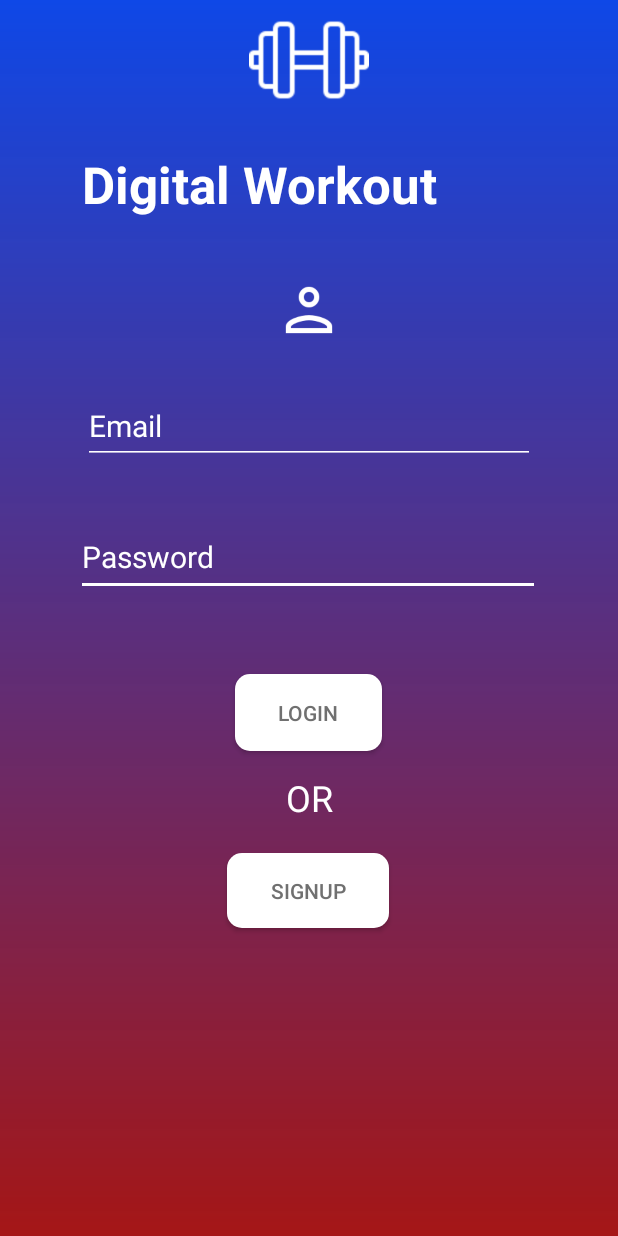
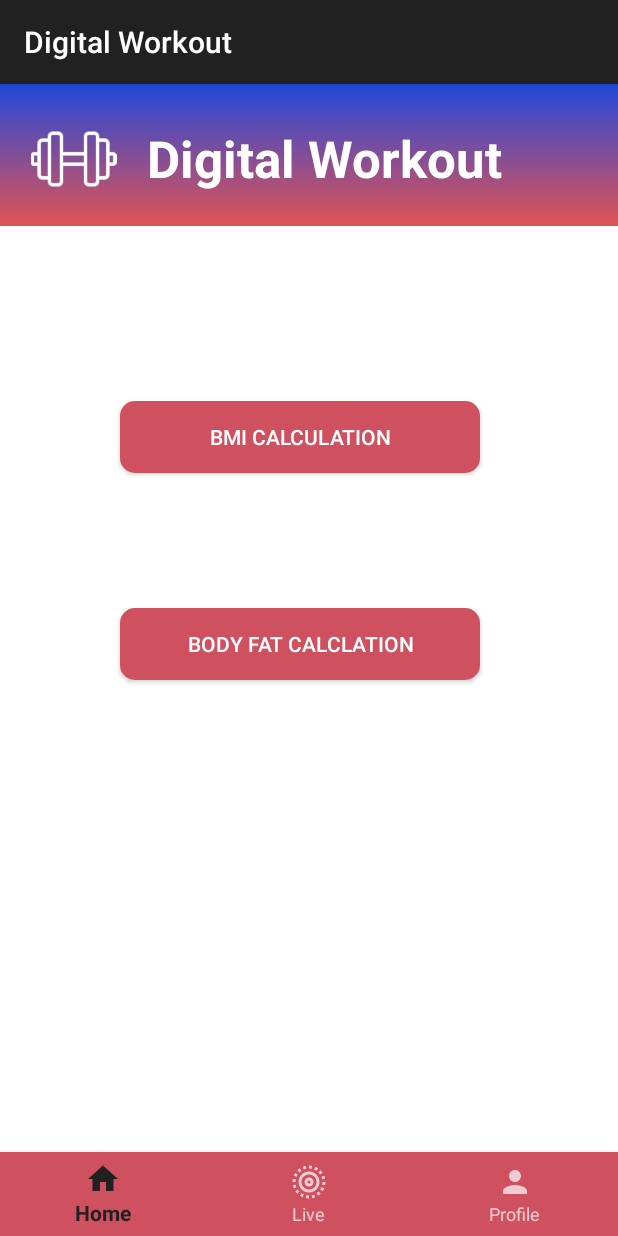
Before and after one commit to AsjadIftikhar/workout, an Android app: the screen it shows after launch (HomeActivity before the commit, botton_nav after it), on a phone screen of 412 x 824 dp. Run offline under Robolectric (Android 15) with nearby library versions, the phone set to English and light mode, and no system bars.

Commit message:
fragment added

```diff
--- a/app/src/main/AndroidManifest.xml
+++ b/app/src/main/AndroidManifest.xml
@@ -79,6 +79,12 @@
             android:name=".preference.SettingsActivity"
             android:exported="false"/>
 
+        <activity
+            android:name=".botton_nav"
+            android:exported="false"/>
+
+
+
     </application>
     <queries>
         <intent>
--- /dev/null
+++ b/app/src/main/java/com/google/mlkit/vision/demo/HomeFragment.java
@@ -0,0 +1,49 @@
+package com.google.mlkit.vision.demo;
+
+import android.content.Intent;
+import android.os.Bundle;
+
+import androidx.fragment.app.Fragment;
+
+import android.view.LayoutInflater;
+import android.view.View;
+import android.view.ViewGroup;
+import android.widget.Button;
+
+import com.google.mlkit.vision.demo.java.BMI_calculation;
+import com.google.mlkit.vision.demo.java.bodyfat_calculation;
+
+public class HomeFragment extends Fragment {
+
+    Button bmi_activity_button;
+    Button bf_activity_button;
+    public HomeFragment() {
+        // Required empty public constructor
+    }
+
+
+    @Override
+    public View onCreateView(LayoutInflater inflater, ViewGroup container,
+                             Bundle savedInstanceState) {
+        // Inflate the layout for this fragment
+        View view=inflater.inflate(R.layout.fragment_home, container, false);
+        bmi_activity_button=view.findViewById(R.id.btn_bmi_activity);
+        bf_activity_button=view.findViewById(R.id.btn_bf_activity);
+        bmi_activity_button.setOnClickListener(new View.OnClickListener() {
+            @Override
+            public void onClick(View view) {
+                Intent intent=new Intent(getActivity(), BMI_calculation.class);
+                startActivity(intent);
+            }
+        });
+
+        bf_activity_button.setOnClickListener(new View.OnClickListener() {
+            @Override
+            public void onClick(View view) {
+                Intent intent=new Intent(getActivity(), bodyfat_calculation.class);
+                startActivity(intent);
+            }
+        });
+        return  view;
+    }
+}
--- /dev/null
+++ b/app/src/main/java/com/google/mlkit/vision/demo/botton_nav.java
@@ -0,0 +1,44 @@
+package com.google.mlkit.vision.demo;
+
+import androidx.annotation.NonNull;
+import androidx.appcompat.app.AppCompatActivity;
+import androidx.fragment.app.Fragment;
+
+import android.os.Bundle;
+import android.view.MenuItem;
+
+import com.google.android.material.bottomnavigation.BottomNavigationView;
+
+public class botton_nav extends AppCompatActivity {
+    BottomNavigationView bnv;
+    @Override
+    protected void onCreate(Bundle savedInstanceState) {
+        super.onCreate(savedInstanceState);
+        setContentView(R.layout.activity_botton_nav);
+        getSupportFragmentManager().beginTransaction().replace(R.id.FrameContainer,new HomeFragment()).commit();
+
+        bnv=findViewById(R.id.bottomNavigation);
+        bnv.setOnNavigationItemSelectedListener(new BottomNavigationView.OnNavigationItemSelectedListener() {
+            @Override
+            public boolean onNavigationItemSelected(@NonNull MenuItem item) {
+
+                Fragment temp=null;
+
+                switch(item.getItemId()) {
+                    case R.id.menu_home:
+                        temp = new HomeFragment();
+                        break;
+                    case R.id.menu_live:
+                        temp = new LiveFragment();
+                        break;
+                    case R.id.menu_profile:
+                        temp = new ProfileFragment();
+                        break;
+                }
+                getSupportFragmentManager().beginTransaction().replace(R.id.FrameContainer,temp).commit();
+
+                return true;
+            }
+        });
+    }
+}
--- a/app/src/main/java/com/google/mlkit/vision/demo/java/MainActivity.java
+++ b/app/src/main/java/com/google/mlkit/vision/demo/java/MainActivity.java
@@ -7,6 +7,7 @@ import android.os.Bundle;
 import android.os.Handler;
 
 import com.google.mlkit.vision.demo.R;
+import com.google.mlkit.vision.demo.botton_nav;
 
 public class MainActivity extends AppCompatActivity {
 
@@ -19,7 +20,7 @@ public class MainActivity extends AppCompatActivity {
         handler.postDelayed(new Runnable() {
             @Override
             public void run() {
-                Intent intent_act =new Intent(MainActivity.this,HomeActivity.class);
+                Intent intent_act =new Intent(MainActivity.this, botton_nav.class);
                 startActivity(intent_act);
                 finish();
             }
--- /dev/null
+++ b/app/src/main/res/drawable/ic_baseline_home_24.xml
@@ -0,0 +1,5 @@
+<vector android:height="24dp" android:tint="#FFFFFF"
+    android:viewportHeight="24" android:viewportWidth="24"
+    android:width="24dp" xmlns:android="http://schemas.android.com/apk/res/android">
+    <path android:fillColor="@android:color/white" android:pathData="M10,20v-6h4v6h5v-8h3L12,3 2,12h3v8z"/>
+</vector>
--- /dev/null
+++ b/app/src/main/res/drawable/ic_baseline_person_24.xml
@@ -0,0 +1,5 @@
+<vector android:height="24dp" android:tint="#FFFFFF"
+    android:viewportHeight="24" android:viewportWidth="24"
+    android:width="24dp" xmlns:android="http://schemas.android.com/apk/res/android">
+    <path android:fillColor="@android:color/white" android:pathData="M12,12c2.21,0 4,-1.79 4,-4s-1.79,-4 -4,-4 -4,1.79 -4,4 1.79,4 4,4zM12,14c-2.67,0 -8,1.34 -8,4v2h16v-2c0,-2.66 -5.33,-4 -8,-4z"/>
+</vector>
--- /dev/null
+++ b/app/src/main/res/layout/activity_botton_nav.xml
@@ -0,0 +1,24 @@
+<?xml version="1.0" encoding="utf-8"?>
+<RelativeLayout xmlns:android="http://schemas.android.com/apk/res/android"
+    xmlns:app="http://schemas.android.com/apk/res-auto"
+    xmlns:tools="http://schemas.android.com/tools"
+    android:layout_width="match_parent"
+    android:layout_height="match_parent"
+    tools:context=".botton_nav"
+    android:background="@color/white">
+
+    <FrameLayout
+        android:layout_width="match_parent"
+        android:layout_height="match_parent"
+        android:id="@+id/FrameContainer"
+        android:background="@color/white"
+        android:layout_above="@+id/bottomNavigation"/>
+
+    <com.google.android.material.bottomnavigation.BottomNavigationView
+        android:layout_width="match_parent"
+        android:layout_height="wrap_content"
+        android:id="@+id/bottomNavigation"
+        android:layout_alignParentBottom="true"
+        app:menu="@menu/navigation_menu"
+        android:background="#CF505F"/>
+</RelativeLayout>
--- /dev/null
+++ b/app/src/main/res/layout/fragment_home.xml
@@ -0,0 +1,94 @@
+<?xml version="1.0" encoding="utf-8"?>
+<FrameLayout xmlns:android="http://schemas.android.com/apk/res/android"
+    xmlns:tools="http://schemas.android.com/tools"
+    android:layout_width="match_parent"
+    android:layout_height="match_parent"
+    xmlns:app="http://schemas.android.com/apk/res-auto"
+    tools:context=".HomeFragment"
+    android:background="@color/white">
+
+    <androidx.constraintlayout.widget.ConstraintLayout
+        android:layout_width="match_parent"
+        android:layout_height="match_parent">
+
+        <LinearLayout
+            android:id="@+id/pageIDlayout"
+            android:layout_width="match_parent"
+            android:layout_height="103dp"
+            android:layout_marginBottom="628dp"
+            android:background="@drawable/ic_iphone_12_pro_max___11"
+            android:orientation="horizontal"
+            app:layout_constraintBottom_toBottomOf="parent"
+            app:layout_constraintEnd_toEndOf="parent"
+            app:layout_constraintStart_toStartOf="parent"
+            app:layout_constraintTop_toTopOf="parent">
+
+            <ImageView
+                android:id="@+id/imageView6"
+                android:layout_width="52dp"
+                android:layout_height="57dp"
+                android:layout_marginTop="30dp"
+                android:layout_weight="1"
+                app:srcCompat="@drawable/ic_dumbbell" />
+
+            <TextView
+                android:id="@+id/textView"
+                android:layout_width="314dp"
+                android:layout_height="67dp"
+                android:layout_marginTop="35dp"
+                android:text="Digital Workout"
+                android:textAlignment="center"
+                android:textColor="@color/white"
+                android:textSize="34sp"
+                android:textStyle="bold"
+                android:typeface="normal"
+                app:layout_constraintEnd_toEndOf="parent"
+                app:layout_constraintHorizontal_bias="0.512"
+                app:layout_constraintStart_toStartOf="parent"
+                app:layout_constraintTop_toBottomOf="@+id/imageView2" />
+
+        </LinearLayout>
+
+        <LinearLayout
+            android:id="@+id/pageDataLayout"
+            android:layout_width="412dp"
+            android:layout_height="623dp"
+            android:orientation="vertical"
+            app:layout_constraintBottom_toBottomOf="parent"
+            app:layout_constraintEnd_toEndOf="parent"
+            app:layout_constraintStart_toStartOf="parent"
+            app:layout_constraintTop_toBottomOf="@+id/pageIDlayout">
+
+
+            <Button
+                android:id="@+id/btn_bmi_activity"
+                android:layout_width="240dp"
+                android:layout_height="wrap_content"
+                android:layout_marginTop="120dp"
+                android:layout_marginLeft="80dp"
+                android:text="BMI Calculation"
+                android:background="@drawable/custom_buttons"
+                android:textColor="#FFFFFF"
+                app:backgroundTint="#CF505F"
+                app:iconTint="#DEE1F4"
+
+                />
+
+            <Button
+                android:id="@+id/btn_bf_activity"
+                android:layout_width="240dp"
+                android:layout_height="wrap_content"
+                android:layout_marginTop="90dp"
+                android:layout_marginLeft="80dp"
+                android:text="Body Fat Calclation"
+                android:background="@drawable/custom_buttons"
+                android:textColor="#FFFFFF"
+                app:backgroundTint="#CF505F"
+                app:iconTint="#DEE1F4"
+
+                />
+        </LinearLayout>
+    </androidx.constraintlayout.widget.ConstraintLayout>
+
+
+</FrameLayout>
--- /dev/null
+++ b/app/src/main/res/menu/navigation_menu.xml
@@ -0,0 +1,14 @@
+<?xml version="1.0" encoding="utf-8"?>
+<menu xmlns:android="http://schemas.android.com/apk/res/android">
+<item android:id="@+id/menu_home"
+    android:icon="@drawable/ic_baseline_home_24"
+    android:title="Home"/>
+
+    <item android:id="@+id/menu_live"
+        android:icon="@drawable/ic_live"
+        android:title="Live"/>
+
+    <item android:id="@+id/menu_profile"
+        android:icon="@drawable/ic_baseline_person_24"
+        android:title="Profile"/>
+</menu>
```
Also changed, not shown: app/src/main/java/com/google/mlkit/vision/demo/LiveFragment.java (added, +28 -0 lines), app/src/main/java/com/google/mlkit/vision/demo/ProfileFragment.java (added, +29 -0 lines), app/src/main/res/drawable/ic_dashboard_black_24dp.xml (added, +9 -0 lines), app/src/main/res/drawable/ic_home_black_24dp.xml (added, +9 -0 lines), app/src/main/res/drawable/ic_notifications_black_24dp.xml (added, +9 -0 lines), app/src/main/res/layout/fragment_live.xml (added, +13 -0 lines), app/src/main/res/layout/fragment_profile.xml (added, +94 -0 lines), app/src/main/res/drawable-v24/ic_live.png (added).
